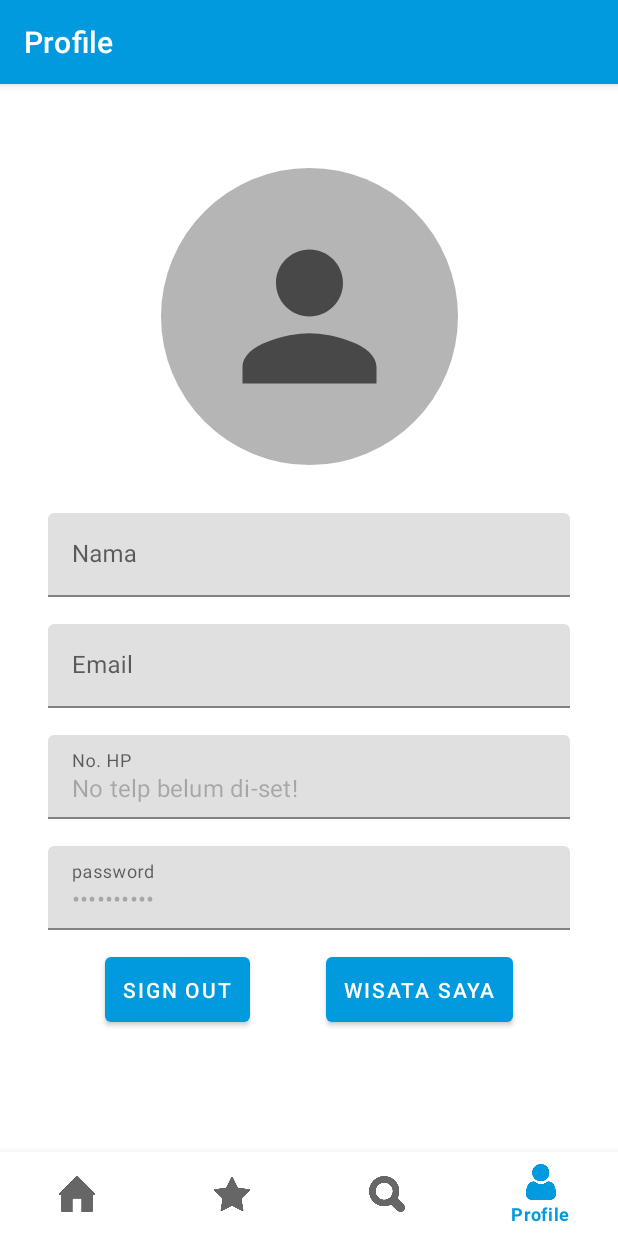
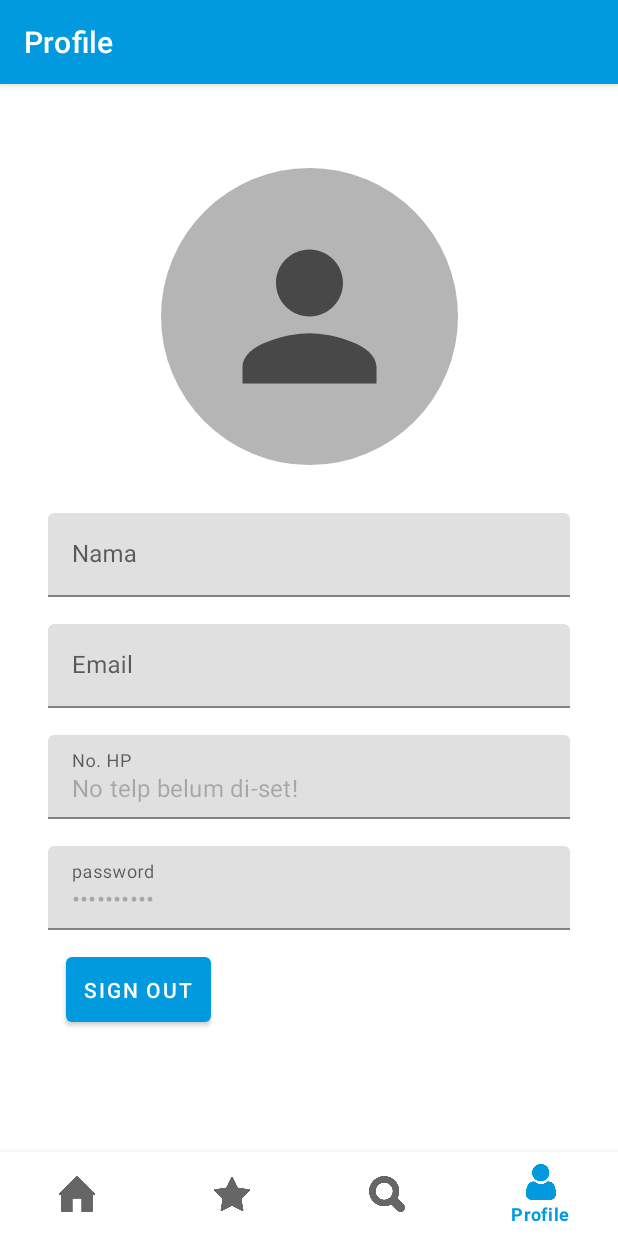
Before and after one commit to PanjiAM/Safe-Travelku, an Android app: the ProfileFragment screen opened through its navigation route, on a phone screen of 412 x 824 dp. Run offline under Robolectric (Android 15) with nearby library versions, the phone set to English and light mode, and no system bars; our stand-ins replace Firebase (no records; nobody signed in at launch, a user with empty details on screens opened directly), navigation-ui.

Commit message:
Done Apk

```diff
--- a/app/src/main/java/com/tubes_semester_5/safetravelku/ScrollingDetailActivity.kt
+++ b/app/src/main/java/com/tubes_semester_5/safetravelku/ScrollingDetailActivity.kt
@@ -3,6 +3,7 @@ package com.tubes_semester_5.safetravelku
 import android.content.Intent
 import android.graphics.Typeface
 import android.os.Bundle
+import android.widget.ImageView
 import android.widget.TextView
 import com.google.android.material.appbar.CollapsingToolbarLayout
 import com.google.android.material.floatingactionbutton.FloatingActionButton
@@ -18,6 +19,7 @@ class ScrollingDetailActivity : AppCompatActivity() {
         const val EXTRA_RATING = "extra_rating"
         const val EXTRA_JAM = "extra_jam"
         const val EXTRA_TARIF = "extra_tarif"
+        const val EXTRA_IMAGE = "extra_image"
     }
 
     override fun onCreate(savedInstanceState: Bundle?) {
@@ -54,5 +56,9 @@ class ScrollingDetailActivity : AppCompatActivity() {
         val tarif = intent.getStringExtra(EXTRA_TARIF)
         val tvtarif = findViewById<TextView>(R.id.item_tarif)
         tvtarif.text = tarif
+
+        val img = intent.getIntExtra(EXTRA_IMAGE,1)
+        val imgBanner = findViewById<ImageView>(R.id.iv_detail_photo)
+        imgBanner.setImageResource(img)
     }
 }
--- a/app/src/main/java/com/tubes_semester_5/safetravelku/adapter/RecyclerAdapter.kt
+++ b/app/src/main/java/com/tubes_semester_5/safetravelku/adapter/RecyclerAdapter.kt
@@ -25,6 +25,7 @@ class RecyclerAdapter : RecyclerView.Adapter<RecyclerAdapter.ViewHolder>() {
         var itemJam: TextView
         var itemTarif: TextView
         var fotoObjek: ImageView
+        var drawableImg : Int ? = null
 
         init {
             itemNama = itemView.findViewById(R.id.namaWisata)
@@ -34,6 +35,7 @@ class RecyclerAdapter : RecyclerView.Adapter<RecyclerAdapter.ViewHolder>() {
             itemJam = itemView.findViewById(R.id.jamWisata)
             itemTarif = itemView.findViewById(R.id.tarifWisata)
             fotoObjek = itemView.findViewById(R.id.img_item_photo)
+
 
             itemView.setOnClickListener {
                 var position: Int = getAdapterPosition()
@@ -45,6 +47,7 @@ class RecyclerAdapter : RecyclerView.Adapter<RecyclerAdapter.ViewHolder>() {
                     putExtra(ScrollingDetailActivity.EXTRA_RATING, itemRating.text)
                     putExtra(ScrollingDetailActivity.EXTRA_JAM, itemJam.text)
                     putExtra(ScrollingDetailActivity.EXTRA_TARIF, itemTarif.text)
+                    putExtra(ScrollingDetailActivity.EXTRA_IMAGE, drawableImg)
                 }
                 context.startActivity(intent)
             }
@@ -64,6 +67,8 @@ class RecyclerAdapter : RecyclerView.Adapter<RecyclerAdapter.ViewHolder>() {
         viewHolder.itemJam.text = jam[i]
         viewHolder.itemTarif.text = tarif[i]
         viewHolder.itemDetail.text = detail[i]
+        viewHolder.fotoObjek.setImageResource(img[i])
+        viewHolder.drawableImg = img[i]
 
     }
     override fun getItemCount(): Int {
@@ -79,6 +84,17 @@ class RecyclerAdapter : RecyclerView.Adapter<RecyclerAdapter.ViewHolder>() {
         "Bukit Pandang Munggang", "Sendang Bidadari", "Bukit Watu Meja",
         "Bukit Agaran", "Bukit Gadog", "Baturraden",
         "Curug Jenggala")
+
+    private val img = arrayOf(
+            R.drawable.kebun_matahari,
+            R.drawable.bukit_pandang_munggang,
+            R.drawable.sendang_bidadari,
+            R.drawable.bukit_watu_meja,
+            R.drawable.agaran,
+            R.drawable.bukit_gadog,
+            R.drawable.baturaden1,
+            R.drawable.curug_jenggala
+    )
 
     private val kategori = arrayOf("Wisata Alam", "Wisata Alam, Pegunungan",
         "Wisata Alam, Air", "Wisata Alam",
--- a/app/src/main/java/com/tubes_semester_5/safetravelku/ui/profile/ProfileFragment.kt
+++ b/app/src/main/java/com/tubes_semester_5/safetravelku/ui/profile/ProfileFragment.kt
@@ -1,4 +1,4 @@
-package com.tubes_semester_5.safetravelku.ui.profile
+ package com.tubes_semester_5.safetravelku.ui.profile
 
 import android.content.Intent
 import android.os.Bundle
--- a/app/src/main/res/layout/fragment_profile.xml
+++ b/app/src/main/res/layout/fragment_profile.xml
@@ -125,27 +125,14 @@
         android:id="@+id/btnSignOut"
         android:layout_width="wrap_content"
         android:layout_height="wrap_content"
+        android:layout_margin="12dp"
+        android:layout_marginLeft="248dp"
+        android:padding="12dp"
         android:text="Sign out"
-        android:layout_margin="12dp"
-        android:padding="12dp"
+        app:layout_constraintBottom_toBottomOf="parent"
+        app:layout_constraintLeft_toLeftOf="@id/labelEmail"
         app:layout_constraintTop_toBottomOf="@id/labelPassword"
-        app:layout_constraintLeft_toLeftOf="@id/labelEmail"
-        app:layout_constraintRight_toLeftOf="@id/btnWisataSaya"
-        app:layout_constraintBottom_toBottomOf="parent"
-        />
-
-    <Button
-        android:id="@+id/btnWisataSaya"
-        android:layout_width="wrap_content"
-        android:layout_height="wrap_content"
-        android:text="Wisata Saya"
-        android:layout_margin="12dp"
-        android:padding="12dp"
-        app:layout_constraintTop_toBottomOf="@id/labelPassword"
-        app:layout_constraintLeft_toRightOf="@id/btnSignOut"
-        app:layout_constraintRight_toRightOf="@id/labelEmail"
-        app:layout_constraintBottom_toBottomOf="parent"
-        />
+        app:layout_constraintVertical_bias="1.0" />
 
 </androidx.constraintlayout.widget.ConstraintLayout>
 
```
Also changed, not shown: app/src/main/res/drawable/agaran.jpg (added), app/src/main/res/drawable/baturaden1.jpeg (added), app/src/main/res/drawable/bukit_gadog.jpeg (added), app/src/main/res/drawable/bukit_pandang_munggang.jpeg (added), app/src/main/res/drawable/bukit_watu_meja.jpeg (added), app/src/main/res/drawable/curug_jenggala.jpeg (added), app/src/main/res/drawable/kebun_matahari.jpeg (added), app/src/main/res/drawable/sendang_bidadari.jpeg (added).
